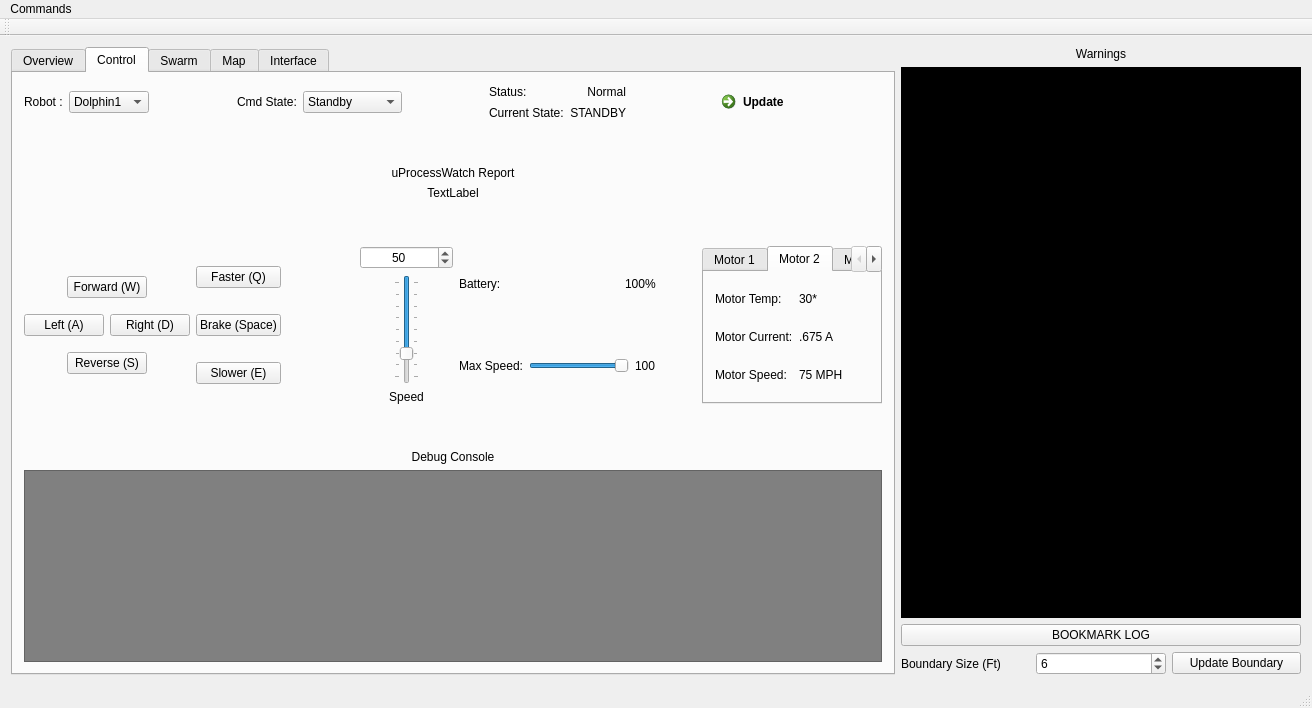
YCP-Swarm-Robotics-Capstone-2020-2021/SRCSim, file modules/ControlGUI/mainwindow.ui: the form before one commit.
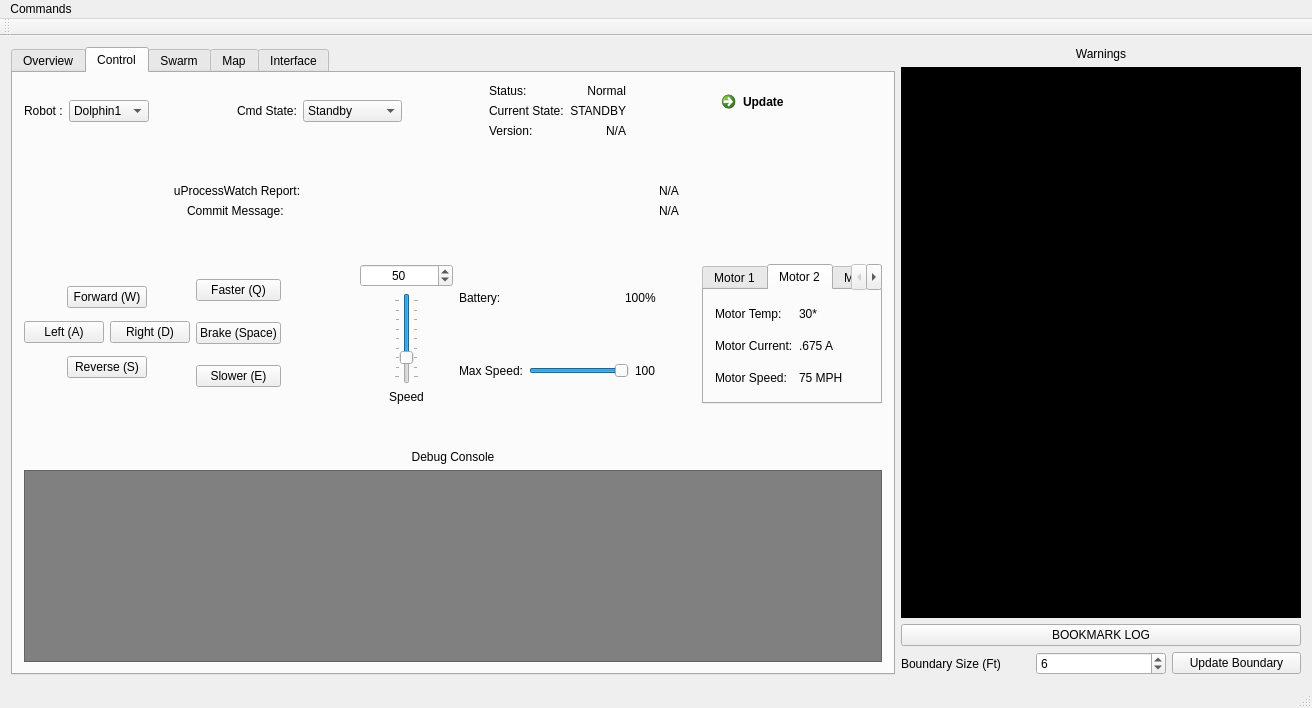
The form after the commit.

Commit message: SRC-6.0.3: Version numbers are reported in the UI and checked when in SwarmMode.

The edit to the form file:
```diff
--- a/modules/ControlGUI/mainwindow.ui
+++ b/modules/ControlGUI/mainwindow.ui
@@ -35,7 +35,7 @@
        <attribute name="title">
         <string>Control</string>
        </attribute>
-       <layout class="QVBoxLayout" name="verticalLayout_4">
+       <layout class="QVBoxLayout" name="verticalLayout_3">
         <item>
          <layout class="QHBoxLayout" name="horizontalLayout_9">
           <item>
@@ -127,8 +127,8 @@
            </spacer>
           </item>
           <item>
-           <layout class="QVBoxLayout" name="verticalLayout_3">
-            <item>
+           <layout class="QGridLayout" name="gridLayout_9">
+            <item row="0" column="0" colspan="2">
              <layout class="QHBoxLayout" name="horizontalLayout_7">
               <item>
                <widget class="QLabel" name="label_9">
@@ -149,16 +149,14 @@
               </item>
              </layout>
             </item>
-            <item>
-             <layout class="QHBoxLayout" name="horizontalLayout_2">
-              <item>
+            <item row="1" column="0">
                <widget class="QLabel" name="label_11">
                 <property name="text">
                  <string>Current State:</string>
                 </property>
                </widget>
               </item>
-              <item>
+            <item row="1" column="1">
                <widget class="QLabel" name="CurrentStateLabel">
                 <property name="text">
                  <string>STANDBY</string>
@@ -168,6 +166,25 @@
                 </property>
                </widget>
               </item>
+            <item row="2" column="0" colspan="2">
+             <layout class="QHBoxLayout" name="horizontalLayout_2">
+              <item>
+               <widget class="QLabel" name="label_22">
+                <property name="text">
+                 <string>Version:</string>
+                </property>
+               </widget>
+              </item>
+              <item>
+               <widget class="QLabel" name="versionLabel">
+                <property name="text">
+                 <string>N/A</string>
+                </property>
+                <property name="alignment">
+                 <set>Qt::AlignRight|Qt::AlignTrailing|Qt::AlignVCenter</set>
+                </property>
+               </widget>
+              </item>
              </layout>
             </item>
            </layout>
@@ -211,9 +228,11 @@
          </spacer>
         </item>
         <item>
+         <layout class="QHBoxLayout" name="horizontalLayout_13">
+          <item>
          <widget class="QLabel" name="label_23">
           <property name="text">
-           <string>uProcessWatch Report</string>
+             <string>uProcessWatch Report:</string>
           </property>
           <property name="alignment">
            <set>Qt::AlignCenter</set>
@@ -223,12 +242,38 @@
         <item>
          <widget class="QLabel" name="uProcessWatchReport">
           <property name="text">
-           <string>TextLabel</string>
+             <string>N/A</string>
           </property>
           <property name="alignment">
            <set>Qt::AlignCenter</set>
           </property>
          </widget>
+          </item>
+         </layout>
+        </item>
+        <item>
+         <layout class="QHBoxLayout" name="horizontalLayout_14">
+          <item>
+           <widget class="QLabel" name="label_24">
+            <property name="text">
+             <string>Commit Message: </string>
+            </property>
+            <property name="alignment">
+             <set>Qt::AlignCenter</set>
+            </property>
+           </widget>
+          </item>
+          <item>
+           <widget class="QLabel" name="commitMessageLabel">
+            <property name="text">
+             <string>N/A</string>
+            </property>
+            <property name="alignment">
+             <set>Qt::AlignCenter</set>
+            </property>
+           </widget>
+          </item>
+         </layout>
         </item>
         <item>
          <spacer name="verticalSpacer_2">
```
Lines whose indentation alone changed are shown as unchanged. The commit also changes 11 other files.
